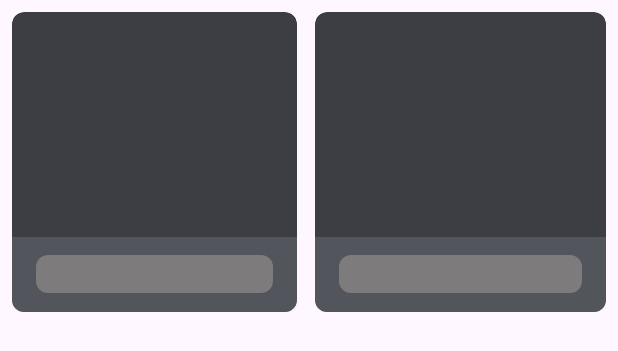
After one commit to arrazyfathan/RickMorty, an Android app: the layout shimmer_item_layout.xml on its own in the app's theme, with its tools: preview values and no code run, on a phone screen of 412 x 824 dp. The commit adds this screen. Shown: the top 351 px of the screen. Run offline under Robolectric (Android 15) with nearby library versions, the phone set to English and light mode, and no system bars; network calls fail.

Commit message:
update : add shimmer effect loading recyclerview

```diff
--- a/app/src/main/AndroidManifest.xml
+++ b/app/src/main/AndroidManifest.xml
@@ -27,7 +27,7 @@
             </intent-filter>
         </activity>
         <activity
-            android:name=".ui.detail.MainActivity"
+            android:name=".ui.home.MainActivity"
             android:exported="true">
         </activity>
     </application>
--- a/app/src/main/java/com/arrazyfathan/rickmorty/data/pagingsource/CharactersPagingSource.kt
+++ b/app/src/main/java/com/arrazyfathan/rickmorty/data/pagingsource/CharactersPagingSource.kt
@@ -4,9 +4,8 @@ import androidx.paging.PagingSource
 import androidx.paging.PagingState
 import com.arrazyfathan.rickmorty.data.remote.api.ApiHelper
 import com.arrazyfathan.rickmorty.data.remote.response.SingleCharacterResponse
-import javax.inject.Inject
 
-class CharactersPagingSource @Inject constructor(private val apiHelper: ApiHelper) :
+class CharactersPagingSource(private val apiHelper: ApiHelper) :
     PagingSource<Int, SingleCharacterResponse>() {
 
     override fun getRefreshKey(state: PagingState<Int, SingleCharacterResponse>): Int? {
--- a/app/src/main/java/com/arrazyfathan/rickmorty/ui/home/adapter/CharactersPagerAdapter.kt
+++ b/app/src/main/java/com/arrazyfathan/rickmorty/ui/home/adapter/CharactersPagerAdapter.kt
@@ -5,6 +5,7 @@ import android.view.ViewGroup
 import androidx.paging.PagingDataAdapter
 import androidx.recyclerview.widget.DiffUtil
 import androidx.recyclerview.widget.RecyclerView
+import com.arrazyfathan.rickmorty.R
 import com.arrazyfathan.rickmorty.data.remote.response.SingleCharacterResponse
 import com.arrazyfathan.rickmorty.databinding.AdapterCharactersBinding
 import com.squareup.picasso.Picasso
@@ -17,7 +18,9 @@ class CharactersPagerAdapter :
     override fun onBindViewHolder(holder: CharactersViewHolder, position: Int) {
         val characters = getItem(position)!!
         holder.view.characterName.text = characters.name
-        Picasso.get().load(characters.image).into(holder.view.characterImg)
+        Picasso.get()
+            .load(characters.image)
+            .into(holder.view.characterImg)
     }
 
     override fun onCreateViewHolder(parent: ViewGroup, viewType: Int): CharactersViewHolder {
--- a/app/src/main/java/com/arrazyfathan/rickmorty/ui/splash/SplashActivity.kt
+++ b/app/src/main/java/com/arrazyfathan/rickmorty/ui/splash/SplashActivity.kt
@@ -8,7 +8,7 @@ import android.os.Looper
 import android.view.WindowManager
 import androidx.appcompat.app.AppCompatActivity
 import com.arrazyfathan.rickmorty.R
-import com.arrazyfathan.rickmorty.ui.detail.MainActivity
+import com.arrazyfathan.rickmorty.ui.home.MainActivity
 
 @SuppressLint("CustomSplashScreen")
 class SplashActivity : AppCompatActivity() {
--- /dev/null
+++ b/app/src/main/res/drawable/placeholder_loading.xml
@@ -0,0 +1,8 @@
+<?xml version="1.0" encoding="utf-8"?>
+<shape xmlns:android="http://schemas.android.com/apk/res/android"
+    android:shape="rectangle">
+
+    <solid android:color="#8F8B8B"/>
+    <corners android:radius="8dp"/>
+    <size android:height="15dp" android:width="200dp"/>
+</shape>
--- /dev/null
+++ b/app/src/main/res/layout/shimmer_item_layout.xml
@@ -0,0 +1,127 @@
+<?xml version="1.0" encoding="utf-8"?>
+<LinearLayout xmlns:android="http://schemas.android.com/apk/res/android"
+    xmlns:app="http://schemas.android.com/apk/res-auto"
+    xmlns:tools="http://schemas.android.com/tools"
+    android:layout_width="match_parent"
+    android:orientation="vertical"
+    android:layout_height="wrap_content"
+    android:padding="8dp">
+
+    <LinearLayout
+        android:layout_width="match_parent"
+        android:layout_height="wrap_content"
+        android:weightSum="2"
+        android:orientation="horizontal">
+
+        <com.google.android.material.card.MaterialCardView
+            android:layout_width="match_parent"
+            android:layout_height="wrap_content"
+            android:layout_marginEnd="8dp"
+            android:clickable="true"
+            android:layout_weight="1"
+            android:focusable="true"
+            app:cardCornerRadius="8dp"
+           app:cardBackgroundColor="@color/black_secondary"
+            app:layout_constraintEnd_toEndOf="parent"
+            app:layout_constraintStart_toStartOf="parent"
+            app:layout_constraintTop_toTopOf="parent"
+            app:strokeWidth="0dp">
+
+            <androidx.constraintlayout.widget.ConstraintLayout
+                android:layout_width="match_parent"
+                android:layout_height="wrap_content">
+
+                <ImageView
+                    android:layout_width="match_parent"
+                    android:layout_height="200dp"
+                    android:scaleType="centerCrop"
+                    app:layout_constraintBottom_toBottomOf="parent"
+                    app:layout_constraintEnd_toEndOf="parent"
+                    app:layout_constraintStart_toStartOf="parent"
+                    app:layout_constraintTop_toTopOf="parent" />
+
+                <LinearLayout
+                    android:layout_width="0dp"
+                    android:layout_height="50dp"
+                    android:alpha="0.8"
+                    android:background="@color/black_loading"
+                    android:orientation="vertical"
+                    android:gravity="center_vertical"
+                    app:layout_constraintBottom_toBottomOf="parent"
+                    app:layout_constraintEnd_toEndOf="parent"
+                    app:layout_constraintStart_toStartOf="parent">
+
+                    <TextView
+                        android:layout_width="match_parent"
+                        android:layout_height="25dp"
+                        android:layout_marginStart="16dp"
+                        android:background="@drawable/placeholder_loading"
+                        android:textColor="@color/white"
+                        android:textSize="16sp"
+                        android:textStyle="bold"
+                        android:layout_marginEnd="16dp"
+                        app:layout_constraintBottom_toBottomOf="parent" />
+                </LinearLayout>
+
+
+            </androidx.constraintlayout.widget.ConstraintLayout>
+
+        </com.google.android.material.card.MaterialCardView>
+
+        <com.google.android.material.card.MaterialCardView
+            android:layout_width="match_parent"
+            android:layout_height="wrap_content"
+            android:clickable="true"
+            android:layout_weight="1"
+            android:focusable="true"
+            android:layout_marginStart="4dp"
+            app:cardCornerRadius="8dp"
+            app:cardBackgroundColor="@color/black_secondary"
+            app:layout_constraintEnd_toEndOf="parent"
+            app:layout_constraintStart_toStartOf="parent"
+            app:layout_constraintTop_toTopOf="parent"
+            app:strokeWidth="0dp">
+
+            <androidx.constraintlayout.widget.ConstraintLayout
+                android:layout_width="match_parent"
+                android:layout_height="wrap_content">
+
+                <ImageView
+                    android:layout_width="match_parent"
+                    android:layout_height="200dp"
+                    android:scaleType="centerCrop"
+                    app:layout_constraintBottom_toBottomOf="parent"
+                    app:layout_constraintEnd_toEndOf="parent"
+                    app:layout_constraintStart_toStartOf="parent"
+                    app:layout_constraintTop_toTopOf="parent" />
+
+                <LinearLayout
+                    android:layout_width="0dp"
+                    android:layout_height="50dp"
+                    android:alpha="0.8"
+                    android:background="@color/black_loading"
+                    android:orientation="vertical"
+                    android:gravity="center_vertical"
+                    app:layout_constraintBottom_toBottomOf="parent"
+                    app:layout_constraintEnd_toEndOf="parent"
+                    app:layout_constraintStart_toStartOf="parent">
+
+                    <TextView
+                        android:layout_width="match_parent"
+                        android:layout_height="25dp"
+                        android:layout_marginStart="16dp"
+                        android:background="@drawable/placeholder_loading"
+                        android:textColor="@color/white"
+                        android:textSize="16sp"
+                        android:textStyle="bold"
+                        android:layout_marginEnd="16dp"
+                        app:layout_constraintBottom_toBottomOf="parent" />
+                </LinearLayout>
+
+
+            </androidx.constraintlayout.widget.ConstraintLayout>
+
+        </com.google.android.material.card.MaterialCardView>
+    </LinearLayout>
+
+</LinearLayout>
--- a/app/src/main/res/values/colors.xml
+++ b/app/src/main/res/values/colors.xml
@@ -10,4 +10,5 @@
 
     <color name="black_primary">#202329</color>
     <color name="black_secondary">#3C3E44</color>
+    <color name="black_loading">#595C65</color>
 </resources>
--- a/app/src/main/res/values/themes.xml
+++ b/app/src/main/res/values/themes.xml
@@ -1,6 +1,6 @@
 <resources xmlns:tools="http://schemas.android.com/tools">
     <!-- Base application theme. -->
-    <style name="Theme.RickMorty" parent="Theme.MaterialComponents.Light.NoActionBar">
+    <style name="Theme.RickMorty" parent="Theme.Material3.Light.NoActionBar">
         <!-- Primary brand color. -->
         <item name="colorPrimary">@color/black_primary</item>
         <item name="colorPrimaryVariant">@color/black_primary</item>
```
Also changed, not shown: app/src/main/java/com/arrazyfathan/rickmorty/repository/RickMortyRepository.kt (+6 -2 lines), app/src/main/java/com/arrazyfathan/rickmorty/ui/home/MainActivity.kt (renamed from app/src/main/java/com/arrazyfathan/rickmorty/ui/detail/MainActivity.kt, +11 -38 lines), app/src/main/res/layout/activity_main.xml (+52 -84 lines), app/src/main/res/layout/adapter_characters.xml (+45 -24 lines).
